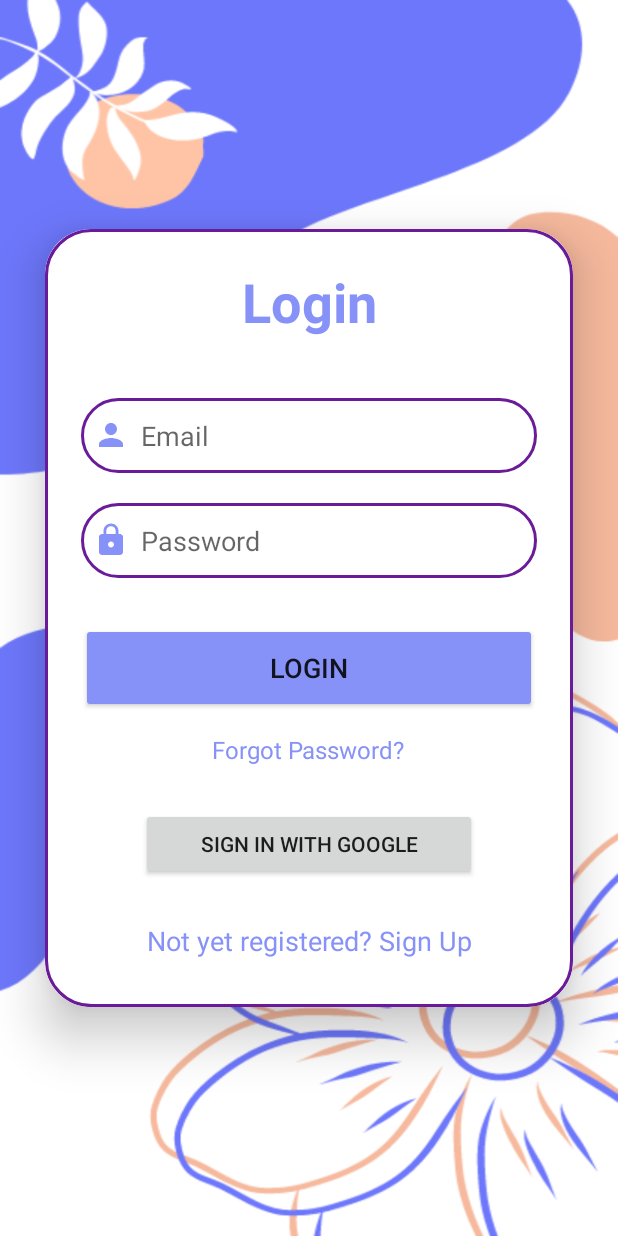
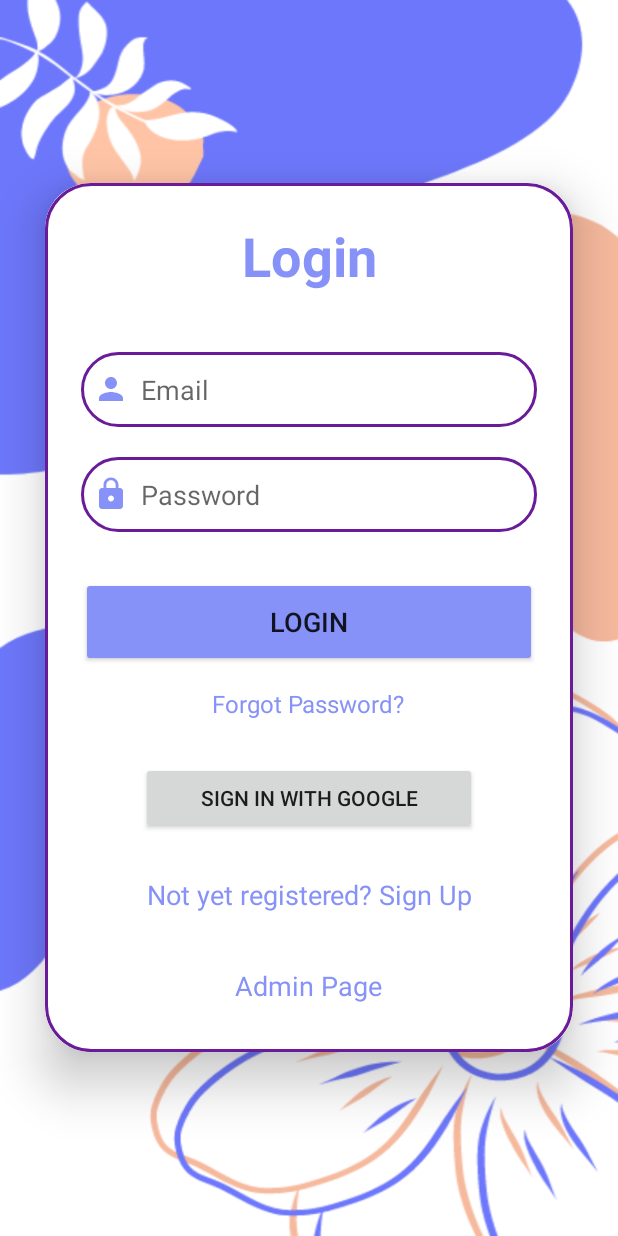
Before and after one commit to Jacksonciek/UAS-Mobile-Application-Programming-Empat-Cina, an Android app: the LoginActivity screen opened directly, with no data from a screen before it, on a phone screen of 412 x 824 dp. Run offline under Robolectric (Android 15) with nearby library versions, the phone set to English and light mode, and no system bars; our stand-ins replace Firebase (no records; nobody signed in at launch, a user with empty details on screens opened directly); libraries missing offline, so code that uses them is left out: com.developer.gbuttons; plain views replace GoogleSignInButton; 2 statements that could not run were skipped.

```diff
--- a/app/src/main/AndroidManifest.xml
+++ b/app/src/main/AndroidManifest.xml
@@ -14,6 +14,9 @@
         android:supportsRtl="true"
         android:theme="@style/Theme.UTSEMPATCINAMAP"
         tools:targetApi="31">
+        <activity
+            android:name=".admin"
+            android:exported="false" />
         <activity
             android:name=".homepage"
             android:exported="false" />
@@ -41,9 +44,6 @@
         <activity
             android:name=".SignUpActivity"
             android:exported="false" />
-<!--        <activity-->
-<!--            android:name=".MainActivity"-->
-<!--            android:exported="false" />-->
     </application>
 
 </manifest>
--- a/app/src/main/java/com/example/uts_empat_cina_map/LoginActivity.kt
+++ b/app/src/main/java/com/example/uts_empat_cina_map/LoginActivity.kt
@@ -29,6 +29,7 @@ class LoginActivity : AppCompatActivity() {
     private lateinit var loginPassword: EditText
     private lateinit var signupRedirectText: TextView
     private lateinit var loginButton: Button
+    private lateinit var redirectAdmin: TextView
     private lateinit var auth: FirebaseAuth
     private lateinit var forgotPassword: TextView
     private lateinit var googleBtn: GoogleSignInButton
@@ -47,6 +48,7 @@ class LoginActivity : AppCompatActivity() {
         signupRedirectText = findViewById(R.id.signUpRedirectText)
         forgotPassword = findViewById(R.id.forgot_password)
         googleBtn = findViewById(R.id.googleBtn)
+        redirectAdmin = findViewById(R.id.adminRedirectText)
 
         auth = FirebaseAuth.getInstance()
 
@@ -77,6 +79,10 @@ class LoginActivity : AppCompatActivity() {
 
         signupRedirectText.setOnClickListener {
             startActivity(Intent(this@LoginActivity, SignUpActivity::class.java))
+        }
+
+        redirectAdmin.setOnClickListener {
+            startActivity(Intent(this@LoginActivity, admin::class.java))
         }
 
         forgotPassword.setOnClickListener {
--- a/app/src/main/res/layout/activity_login.xml
+++ b/app/src/main/res/layout/activity_login.xml
@@ -105,6 +105,18 @@
                 android:textColor="@color/lavender"
                 android:textSize="18sp" />
 
+            <TextView
+                android:id="@+id/adminRedirectText"
+                android:layout_width="wrap_content"
+                android:layout_height="wrap_content"
+                android:layout_marginTop="20dp"
+                android:padding="8dp"
+                android:layout_gravity="center"
+                android:text="Admin Page"
+                android:textAlignment="center"
+                android:textColor="@color/lavender"
+                android:textSize="18sp" />
+
         </LinearLayout>
 
     </androidx.cardview.widget.CardView>
--- /dev/null
+++ b/app/src/main/res/menu/navbar_admin_menu.xml
@@ -0,0 +1,4 @@
+<?xml version="1.0" encoding="utf-8"?>
+<menu xmlns:android="http://schemas.android.com/apk/res/android">
+
+</menu>
```
Also changed, not shown: app/src/main/java/com/example/uts_empat_cina_map/admin.kt (added, +20 -0 lines), app/src/main/res/layout/activity_admin.xml (added, +27 -0 lines).
